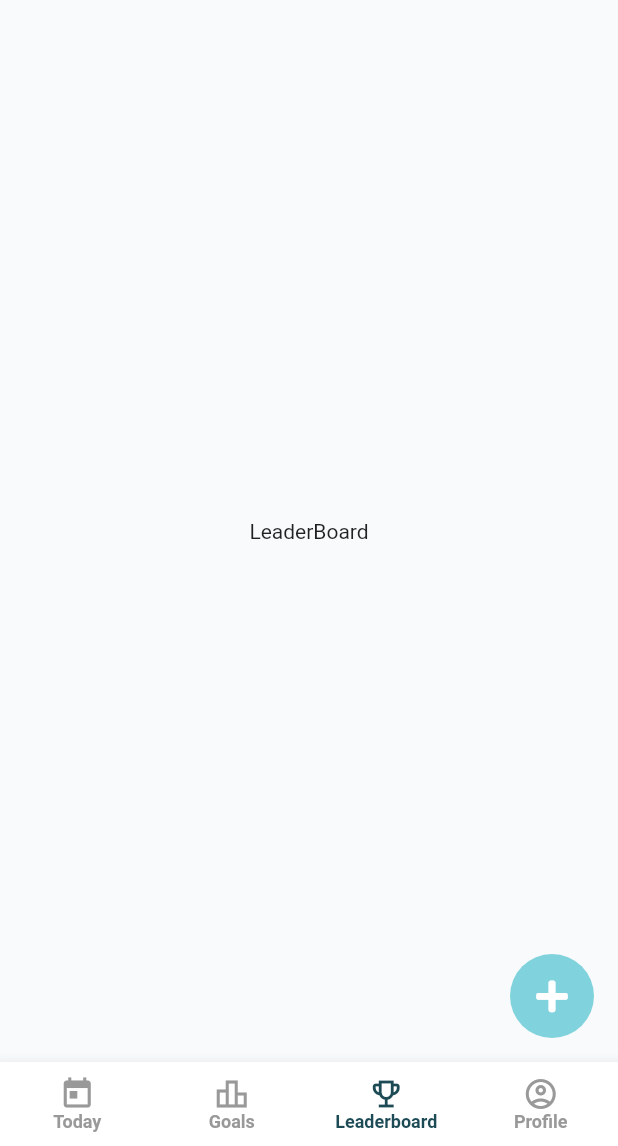
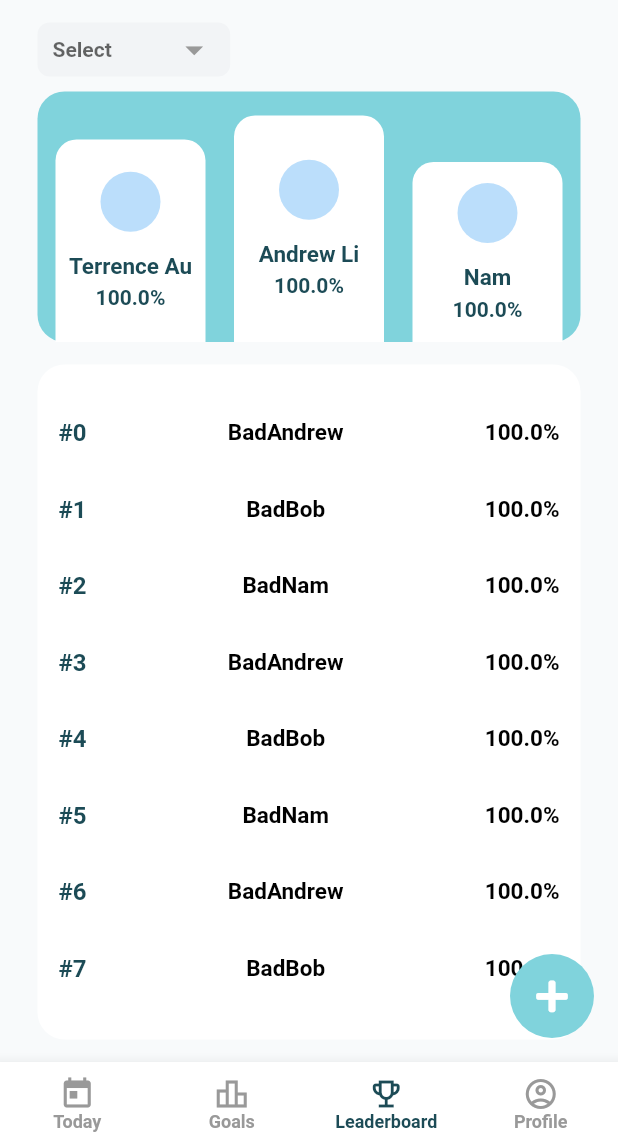
Before and after one commit to IamMrandrew/aimimi_flutter, a Flutter app: the screen it shows once a user with an empty profile is signed in, item 3 of the bottom bar chosen, on a phone screen of 412 x 824 dp, the part 90-1236 px from its top. Run offline on Flutter 3.47's test engine with Material 2 defaults, Android fonts, the phone set to English and light mode, and no system bars; our stand-ins replace cloud_firestore, firebase_auth, firebase_core, font_awesome_flutter, form_field_validator, google_sign_in; accounts and stored records are empty.

Commit message:
feat: leaderboard ui

```diff
--- /dev/null
+++ b/lib/models/rank.dart
@@ -0,0 +1,7 @@
+class Rank {
+  String uid;
+  String username;
+  double accuracy;
+
+  Rank({this.uid, this.username, this.accuracy});
+}
--- a/lib/views/leaderboard_view.dart
+++ b/lib/views/leaderboard_view.dart
@@ -1,3 +1,8 @@
+import 'package:aimimi/constants/styles.dart';
+import 'package:aimimi/models/rank.dart';
+import 'package:aimimi/models/user.dart';
+import 'package:aimimi/widgets/rank/rank.dart';
+import 'package:aimimi/widgets/rank/rank_top.dart';
 import 'package:flutter/material.dart';
 
 class LeaderboardView extends StatefulWidget {
@@ -6,10 +11,169 @@ class LeaderboardView extends StatefulWidget {
 }
 
 class _LeaderboardViewState extends State<LeaderboardView> {
+  String _selectedGoalID;
+  // mock data
+  List<Rank> ranks = [
+    Rank(
+        uid: "xmpHtZYsXHN9wMLTs01pi9q7f6H3",
+        username: "Andrew Li",
+        accuracy: 100),
+    Rank(
+        uid: "xmpHtZYsXHN9wMLTs01pi9q7f6H3",
+        username: "Terrence Au",
+        accuracy: 100),
+    Rank(uid: "xmpHtZYsXHN9wMLTs01pi9q7f6H3", username: "Nam", accuracy: 100),
+    Rank(
+        uid: "xmpHtZYsXHN9wMLTs01pi9q7f6H3",
+        username: "BadAndrew",
+        accuracy: 100),
+    Rank(
+        uid: "xmpHtZYsXHN9wMLTs01pi9q7f6H3", username: "BadBob", accuracy: 100),
+    Rank(
+        uid: "xmpHtZYsXHN9wMLTs01pi9q7f6H3", username: "BadNam", accuracy: 100),
+    Rank(
+        uid: "xmpHtZYsXHN9wMLTs01pi9q7f6H3",
+        username: "BadAndrew",
+        accuracy: 100),
+    Rank(
+        uid: "xmpHtZYsXHN9wMLTs01pi9q7f6H3", username: "BadBob", accuracy: 100),
+    Rank(
+        uid: "xmpHtZYsXHN9wMLTs01pi9q7f6H3", username: "BadNam", accuracy: 100),
+    Rank(
+        uid: "xmpHtZYsXHN9wMLTs01pi9q7f6H3",
+        username: "BadAndrew",
+        accuracy: 100),
+    Rank(
+        uid: "xmpHtZYsXHN9wMLTs01pi9q7f6H3", username: "BadBob", accuracy: 100),
+    Rank(
+        uid: "xmpHtZYsXHN9wMLTs01pi9q7f6H3", username: "BadNam", accuracy: 100),
+    Rank(
+        uid: "xmpHtZYsXHN9wMLTs01pi9q7f6H3",
+        username: "BadAndrew",
+        accuracy: 100),
+    Rank(
+        uid: "xmpHtZYsXHN9wMLTs01pi9q7f6H3", username: "BadBob", accuracy: 100),
+    Rank(
+        uid: "xmpHtZYsXHN9wMLTs01pi9q7f6H3", username: "BadNam", accuracy: 100),
+  ];
+
   @override
   Widget build(BuildContext context) {
-    return new Scaffold(
-      body: new Center(child: new Text("LeaderBoard")),
+    return Container(
+      padding: EdgeInsets.symmetric(horizontal: 25, vertical: 15),
+      child: Column(children: [
+        _buildSelectDropdown(),
+        SizedBox(height: 10),
+        _buildTopRankContainer(),
+        SizedBox(height: 15),
+        _buildRankContainer()
+      ]),
+    );
+  }
+
+  Expanded _buildRankContainer() {
+    return Expanded(
+      child: Container(
+        width: double.infinity,
+        decoration: BoxDecoration(
+            color: Colors.white,
+            borderRadius: BorderRadius.all(Radius.circular(18))),
+        padding: EdgeInsets.only(left: 14, right: 14, top: 20, bottom: 20),
+        child: Expanded(
+          child: ListView(
+            children: _buildRanks(),
+          ),
+        ),
+      ),
+    );
+  }
+
+  Container _buildTopRankContainer() {
+    return Container(
+      width: double.infinity,
+      height: 167,
+      decoration: BoxDecoration(
+          color: themeColor,
+          borderRadius: BorderRadius.all(Radius.circular(18))),
+      padding: EdgeInsets.symmetric(horizontal: 12),
+      alignment: Alignment.bottomCenter,
+      child: Row(
+        mainAxisAlignment: MainAxisAlignment.spaceBetween,
+        crossAxisAlignment: CrossAxisAlignment.end,
+        children: _buildTopRanks(),
+      ),
+    );
+  }
+
+  List<Widget> _buildTopRanks() {
+    List<Widget> rearrange(list) {
+      list.insert(0, list.removeAt(1));
+      return list;
+    }
+
+    return rearrange(ranks.sublist(0, 3).asMap().entries.map((entry) {
+      int index = entry.key;
+      Rank rank = entry.value;
+      return TopRank(
+        uid: rank.uid,
+        username: rank.username,
+        accuracy: rank.accuracy,
+        index: index,
+      );
+    }).toList());
+  }
+
+  List<Widget> _buildRanks() {
+    return ranks.sublist(3).asMap().entries.map((entry) {
+      int index = entry.key;
+      Rank rank = entry.value;
+      return RankItem(
+        uid: rank.uid,
+        username: rank.username,
+        accuracy: rank.accuracy,
+        index: index,
+      );
+    }).toList();
+  }
+
+  Align _buildSelectDropdown() {
+    return Align(
+      alignment: Alignment.centerLeft,
+      child: Container(
+        padding: EdgeInsets.symmetric(vertical: 4, horizontal: 10),
+        decoration: BoxDecoration(
+          color: backgroundColor,
+          borderRadius: BorderRadius.all(Radius.circular(8)),
+        ),
+        child: DropdownButton<String>(
+          value: _selectedGoalID,
+          dropdownColor: Colors.white,
+          isDense: true,
+          underline: SizedBox(),
+          hint: Text("Select"),
+          style: TextStyle(
+            fontFamily: "Roboto",
+            color: monoPrimaryColor,
+            fontWeight: FontWeight.w600,
+          ),
+          icon: Icon(
+            Icons.arrow_drop_down_outlined,
+            color: monoSecondaryColor,
+          ),
+          iconSize: 28,
+          items: ["Learn Flutter", "Read a book", "Drink water"].map((item) {
+            return DropdownMenuItem(
+              child: Text(item),
+              value: item,
+            );
+          }).toList(),
+          onChanged: (value) {
+            setState(() {
+              _selectedGoalID = value;
+            });
+          },
+        ),
+      ),
     );
   }
 }
--- /dev/null
+++ b/lib/widgets/rank/rank.dart
@@ -0,0 +1,46 @@
+import 'package:aimimi/constants/styles.dart';
+import 'package:flutter/material.dart';
+
+class RankItem extends StatelessWidget {
+  final String uid;
+  final String username;
+  final double accuracy;
+  final int index;
+
+  RankItem({this.uid, this.username, this.accuracy, this.index});
+
+  @override
+  Widget build(BuildContext context) {
+    return Container(
+      width: double.infinity,
+      padding: EdgeInsets.symmetric(vertical: 16),
+      child: Row(
+        mainAxisAlignment: MainAxisAlignment.spaceBetween,
+        children: [
+          Text(
+            "#$index",
+            style: TextStyle(
+              color: themeShadedColor,
+              fontSize: 16,
+              fontWeight: FontWeight.bold,
+            ),
+          ),
+          Text("$username",
+              style: TextStyle(
+                color: monoPrimaryColor,
+                fontSize: 15,
+                fontWeight: FontWeight.bold,
+              )),
+          Text(
+            "$accuracy%",
+            style: TextStyle(
+              color: monoPrimaryColor,
+              fontSize: 15,
+              fontWeight: FontWeight.bold,
+            ),
+          ),
+        ],
+      ),
+    );
+  }
+}
--- /dev/null
+++ b/lib/widgets/rank/rank_top.dart
@@ -0,0 +1,64 @@
+import 'package:aimimi/constants/styles.dart';
+import 'package:flutter/material.dart';
+
+class TopRank extends StatelessWidget {
+  final String uid;
+  final String username;
+  final double accuracy;
+  final int index;
+
+  TopRank({this.uid, this.username, this.accuracy, this.index});
+
+  @override
+  Widget build(BuildContext context) {
+    return Container(
+        padding: EdgeInsets.symmetric(vertical: 10),
+        width: 100,
+        height: _buildTopRankHeight(context),
+        decoration: BoxDecoration(
+          color: Colors.white,
+          borderRadius: BorderRadius.only(
+            topLeft: Radius.circular(14),
+            topRight: Radius.circular(14),
+          ),
+        ),
+        child: Column(
+          mainAxisAlignment: MainAxisAlignment.center,
+          children: [
+            CircleAvatar(),
+            SizedBox(height: 14),
+            Text(
+              username,
+              style: TextStyle(
+                color: themeShadedColor,
+                fontSize: 15,
+                fontWeight: FontWeight.bold,
+              ),
+            ),
+            SizedBox(height: 4),
+            Text("$accuracy%",
+                style: TextStyle(
+                  color: themeShadedColor,
+                  fontSize: 14,
+                  fontWeight: FontWeight.bold,
+                )),
+          ],
+        ));
+  }
+
+  double _buildTopRankHeight(context) {
+    switch (index) {
+      case 0:
+        return 151;
+        break;
+      case 1:
+        return 135;
+        break;
+      case 2:
+        return 120;
+        break;
+      default:
+        return 120;
+    }
+  }
+}
```
